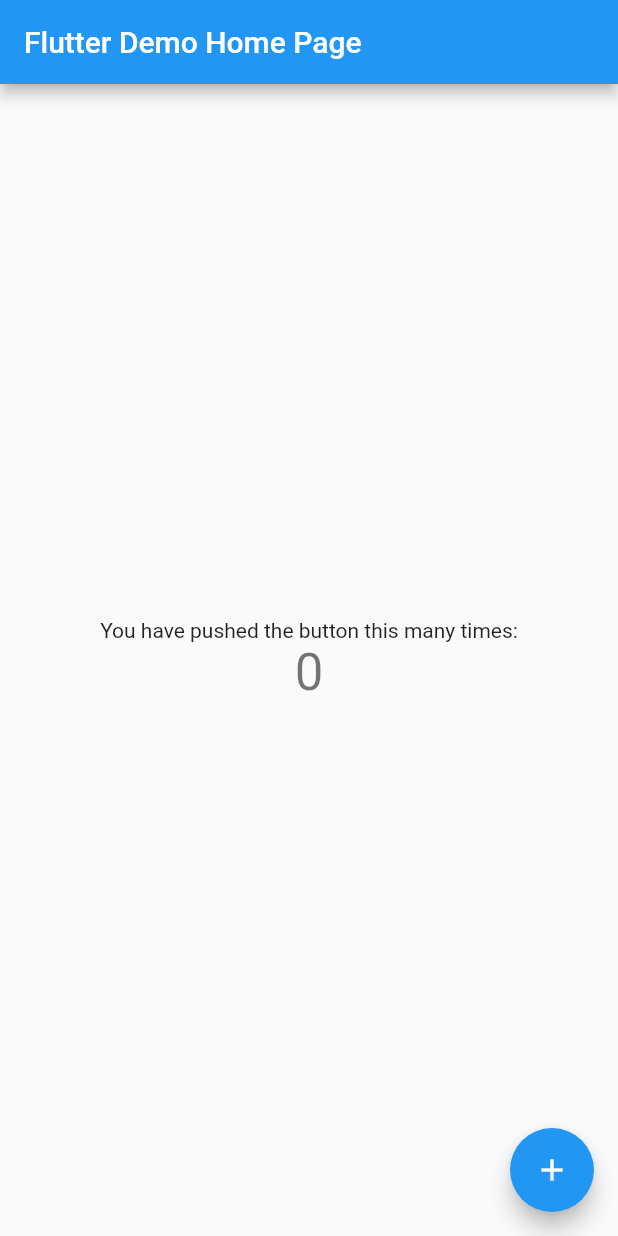
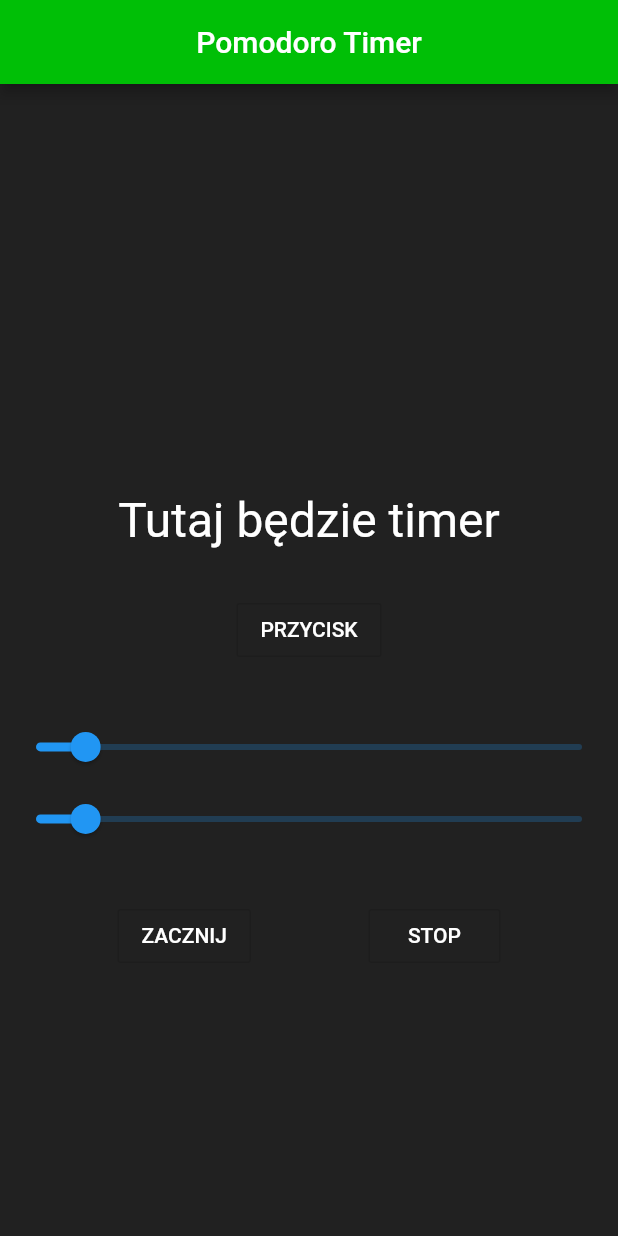
Before and after one commit to patrykkor/pomodoro_timer, a Flutter app: the screen it shows after launch, on a phone screen of 412 x 824 dp. Run offline on Flutter 3.47's test engine with Material 2 defaults, Android fonts, the phone set to English and light mode, and no system bars.

Commit message:
some work

```diff
--- /dev/null
+++ b/pomodoro_timer/lib/home.dart
@@ -0,0 +1,94 @@
+import 'package:flutter/material.dart';
+
+class Home extends StatefulWidget {
+  @override
+  _HomeState createState() => _HomeState();
+}
+
+class _HomeState extends State<Home> {
+  var val = 10.0;
+  var val0 = 10.0;
+  @override
+  Widget build(BuildContext context) {
+    return Scaffold(
+      appBar: AppBar(
+        title: Text(
+          "Pomodoro Timer",
+          style: TextStyle(
+            color: Colors.white,
+          ),
+        ),
+        backgroundColor: Color(0xff00bf06),
+        centerTitle: true,
+      ),
+      body: DefaultTextStyle(
+        style: TextStyle(color: Colors.white),
+        child: Column(
+          mainAxisAlignment: MainAxisAlignment.start,
+          crossAxisAlignment: CrossAxisAlignment.center,
+          children: <Widget>[
+            SizedBox(
+              child: Container(
+                height: MediaQuery.of(context).size.height * 0.33,
+              ),
+            ),
+            Text(
+              "Tutaj będzie timer",
+              style: TextStyle(
+                fontSize: 32,
+              ),
+            ),
+            SizedBox(height: 30.0),
+            OutlineButton(
+              highlightedBorderColor: Color(0xff00bf06),
+              textColor: Colors.white,
+              onPressed: () {},
+              child: Text("PRZYCISK"),
+            ),
+            SizedBox(height: 30.0),
+            Slider(
+              value: val0,
+              min: 1,
+              max: 100,
+              onChanged: (value) {
+                setState(() {
+                  val0 = value;
+                });
+              },
+            ),
+            Slider(
+              value: val,
+              min: 1,
+              max: 100,
+              onChanged: (value) {
+                setState(() {
+                  val = value;
+                });
+              },
+            ),
+            SizedBox(height: 30.0),
+            Row(
+              mainAxisAlignment: MainAxisAlignment.spaceEvenly,
+              crossAxisAlignment: CrossAxisAlignment.center,
+              children: <Widget>[
+                OutlineButton(
+                  highlightedBorderColor: Color(0xff00bf06),
+                  textColor: Colors.white,
+                  onPressed: () {},
+                  child: Text("ZACZNIJ"),
+                ),
+                OutlineButton(
+                  highlightedBorderColor: Color(0xff00bf06),
+                  textColor: Colors.white,
+                  onPressed: () {},
+                  child: Text("STOP"),
+                ),
+              ],
+            ),
+          ],
+        ),
+      ),
+      backgroundColor: Colors.grey[900],
+    );
+  }
+}
--- a/pomodoro_timer/lib/main.dart
+++ b/pomodoro_timer/lib/main.dart
@@ -1,4 +1,6 @@
 import 'package:flutter/material.dart';
+
+import 'home.dart';
 
 void main() => runApp(MyApp());
 
@@ -7,105 +9,11 @@ class MyApp extends StatelessWidget {
   @override
   Widget build(BuildContext context) {
     return MaterialApp(
-      title: 'Flutter Demo',
+      title: 'Pomodoro Timer',
       theme: ThemeData(
-        // This is the theme of your application.
-        //
-        // Try running your application with "flutter run". You'll see the
-        // application has a blue toolbar. Then, without quitting the app, try
-        // changing the primarySwatch below to Colors.green and then invoke
-        // "hot reload" (press "r" in the console where you ran "flutter run",
-        // or simply save your changes to "hot reload" in a Flutter IDE).
-        // Notice that the counter didn't reset back to zero; the application
-        // is not restarted.
         primarySwatch: Colors.blue,
       ),
-      home: MyHomePage(title: 'Flutter Demo Home Page'),
+      home: Home(),
     );
   }
 }
-
-class MyHomePage extends StatefulWidget {
-  MyHomePage({Key key, this.title}) : super(key: key);
-
-  // This widget is the home page of your application. It is stateful, meaning
-  // that it has a State object (defined below) that contains fields that affect
-  // how it looks.
-
-  // This class is the configuration for the state. It holds the values (in this
-  // case the title) provided by the parent (in this case the App widget) and
-  // used by the build method of the State. Fields in a Widget subclass are
-  // always marked "final".
-
-  final String title;
-
-  @override
-  _MyHomePageState createState() => _MyHomePageState();
-}
-
-class _MyHomePageState extends State<MyHomePage> {
-  int _counter = 0;
-
-  void _incrementCounter() {
-    setState(() {
-      // This call to setState tells the Flutter framework that something has
-      // changed in this State, which causes it to rerun the build method below
-      // so that the display can reflect the updated values. If we changed
-      // _counter without calling setState(), then the build method would not be
-      // called again, and so nothing would appear to happen.
-      _counter++;
-    });
-  }
-
-  @override
-  Widget build(BuildContext context) {
-    // This method is rerun every time setState is called, for instance as done
-    // by the _incrementCounter method above.
-    //
-    // The Flutter framework has been optimized to make rerunning build methods
-    // fast, so that you can just rebuild anything that needs updating rather
-    // than having to individually change instances of widgets.
-    return Scaffold(
-      appBar: AppBar(
-        // Here we take the value from the MyHomePage object that was created by
-        // the App.build method, and use it to set our appbar title.
-        title: Text(widget.title),
-      ),
-      body: Center(
-        // Center is a layout widget. It takes a single child and positions it
-        // in the middle of the parent.
-        child: Column(
-          // Column is also a layout widget. It takes a list of children and
-          // arranges them vertically. By default, it sizes itself to fit its
-          // children horizontally, and tries to be as tall as its parent.
-          //
-          // Invoke "debug painting" (press "p" in the console, choose the
-          // "Toggle Debug Paint" action from the Flutter Inspector in Android
-          // Studio, or the "Toggle Debug Paint" command in Visual Studio Code)
-          // to see the wireframe for each widget.
-          //
-          // Column has various properties to control how it sizes itself and
-          // how it positions its children. Here we use mainAxisAlignment to
-          // center the children vertically; the main axis here is the vertical
-          // axis because Columns are vertical (the cross axis would be
-          // horizontal).
-          mainAxisAlignment: MainAxisAlignment.center,
-          children: <Widget>[
-            Text(
-              'You have pushed the button this many times:',
-            ),
-            Text(
-              '$_counter',
-              style: Theme.of(context).textTheme.display1,
-            ),
-          ],
-        ),
-      ),
-      floatingActionButton: FloatingActionButton(
-        onPressed: _incrementCounter,
-        tooltip: 'Increment',
-        child: Icon(Icons.add),
-      ), // This trailing comma makes auto-formatting nicer for build methods.
-    );
-  }
-}
```
